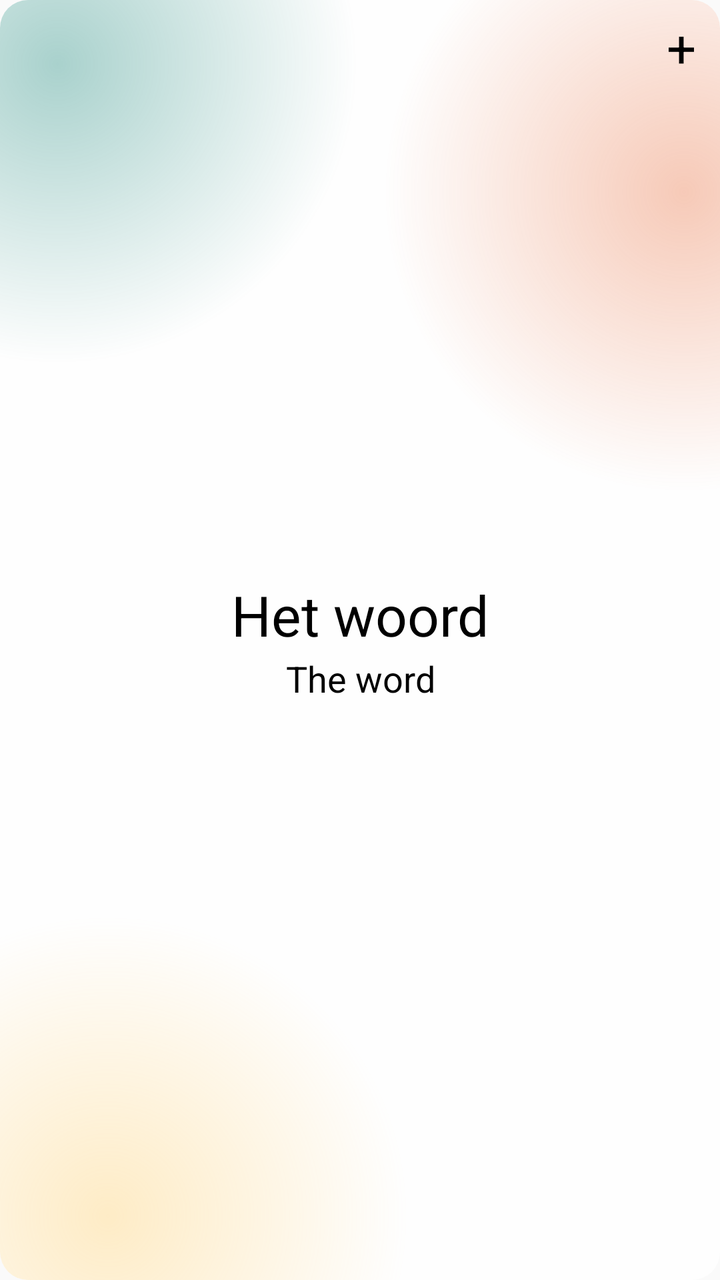
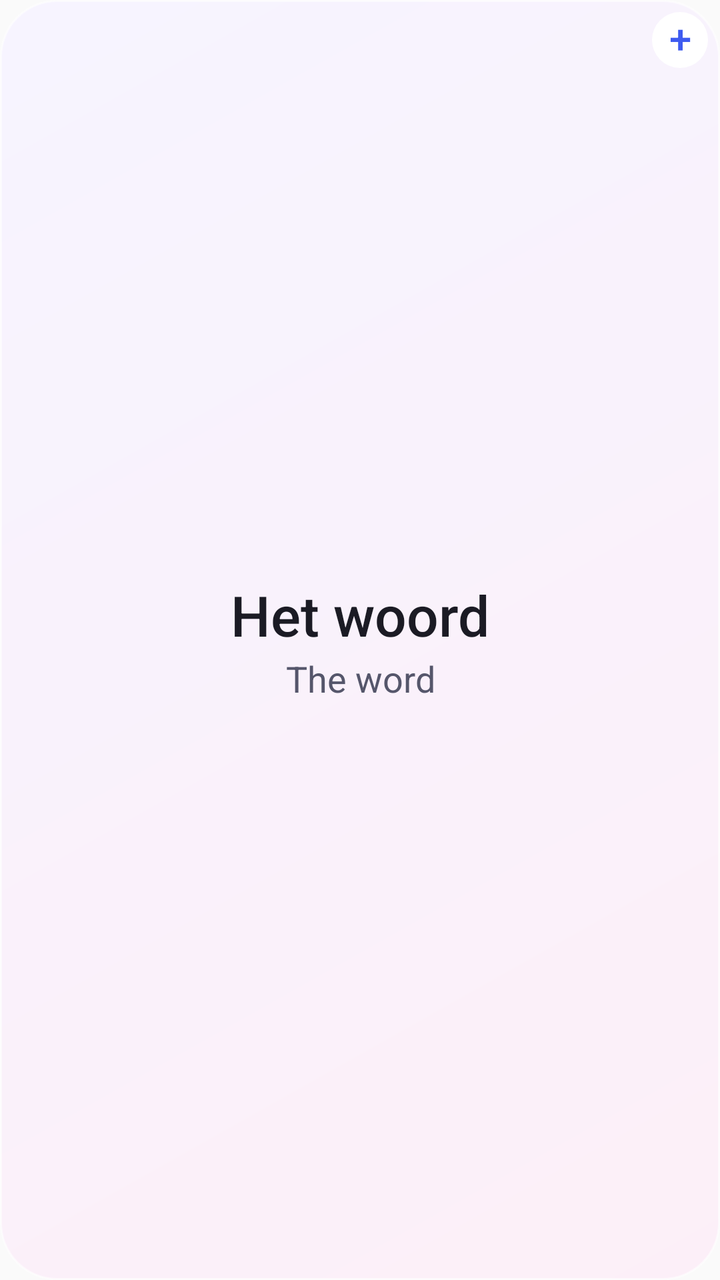

Two renders of the same Android screen: before a commit and after it. Below are the layout's source before the change and the commit's diff.
<!-- AndroidManifest.xml: application theme Theme.OneMinuteLanguage -->
<!-- res/layout/widget_layout.xml -->
<?xml version="1.0" encoding="utf-8"?>
<FrameLayout xmlns:android="http://schemas.android.com/apk/res/android"
    android:id="@+id/widget_root"
    android:layout_width="match_parent"
    android:layout_height="match_parent"
    android:padding="6dp"
    android:background="@drawable/widget_mesh_gradient">

    <ViewFlipper
        android:id="@+id/word_flipper"
        android:layout_width="match_parent"
        android:layout_height="match_parent"
        android:inAnimation="@anim/slide_up_in"
        android:outAnimation="@anim/slide_up_out"
        android:measureAllChildren="true">

        <LinearLayout
            android:layout_width="match_parent"
            android:layout_height="match_parent"
            android:orientation="vertical"
            android:gravity="center">

            <TextView
                android:id="@+id/article_a"
                android:layout_width="wrap_content"
                android:layout_height="wrap_content"
                android:layout_gravity="center_horizontal"
                android:layout_marginBottom="2dp"
                android:paddingHorizontal="8dp"
                android:paddingVertical="1dp"
                android:text=""
                android:textColor="@color/widget_tag_text"
                android:textSize="12sp"
                android:textStyle="bold"
                android:visibility="gone" />

            <TextView
                android:id="@+id/primary_text_a"
                android:layout_width="match_parent"
                android:layout_height="wrap_content"
                android:text="Het woord"
                android:textColor="@color/widget_text"
                android:textSize="28sp"
                android:gravity="center"
                android:textAlignment="center"
                android:maxLines="2"
                android:ellipsize="end"
                android:breakStrategy="simple"
                android:hyphenationFrequency="none" />

            <TextView
                android:id="@+id/secondary_text_a"
                android:layout_width="match_parent"
                android:layout_height="wrap_content"
                android:layout_marginTop="1dp"
                android:text="The word"
                android:textColor="@color/widget_text"
                android:textSize="18sp"
                android:gravity="center"
                android:textAlignment="center"
                android:maxLines="2"
                android:ellipsize="end"
                android:breakStrategy="simple"
                android:hyphenationFrequency="none" />
        </LinearLayout>

        <LinearLayout
            android:layout_width="match_parent"
            android:layout_height="match_parent"
            android:orientation="vertical"
            android:gravity="center">

            <TextView
                android:id="@+id/article_b"
                android:layout_width="wrap_content"
                android:layout_height="wrap_content"
                android:layout_gravity="center_horizontal"
                android:layout_marginBottom="2dp"
                android:paddingHorizontal="8dp"
                android:paddingVertical="1dp"
                android:text=""
                android:textColor="@color/widget_tag_text"
                android:textSize="12sp"
                android:textStyle="bold"
                android:visibility="gone" />

            <TextView
                android:id="@+id/primary_text_b"
                android:layout_width="match_parent"
                android:layout_height="wrap_content"
                android:text=""
                android:textColor="@color/widget_text"
                android:textSize="28sp"
                android:gravity="center"
                android:textAlignment="center"
                android:maxLines="2"
                android:ellipsize="end"
                android:breakStrategy="simple"
                android:hyphenationFrequency="none" />

            <TextView
                android:id="@+id/secondary_text_b"
                android:layout_width="match_parent"
                android:layout_height="wrap_content"
                android:layout_marginTop="1dp"
                android:text=""
                android:textColor="@color/widget_text"
                android:textSize="18sp"
                android:gravity="center"
                android:textAlignment="center"
                android:maxLines="2"
                android:ellipsize="end"
                android:breakStrategy="simple"
                android:hyphenationFrequency="none" />
        </LinearLayout>
    </ViewFlipper>

    <TextView
        android:id="@+id/btn_add_word"
        android:layout_width="wrap_content"
        android:layout_height="wrap_content"
        android:layout_gravity="top|end"
        android:paddingTop="0dp"
        android:paddingEnd="6dp"
        android:text="+"
        android:textColor="@color/widget_text"
        android:textSize="26sp" />

</FrameLayout>
<!-- resources referenced by this layout -->
<resources>
  <color name="widget_tag_text">#FFFFFFFF</color>
  <color name="widget_text">#FF000000</color>
  <!-- drawable widget_mesh_gradient (drawable) -->
  <?xml version="1.0" encoding="utf-8"?>
  <layer-list xmlns:android="http://schemas.android.com/apk/res/android">
  
      <item>
          <shape android:shape="rectangle">
              <solid android:color="@color/widget_background" />
              <corners android:radius="14dp" />
          </shape>
      </item>
  
      <item>
          <shape android:shape="rectangle">
              <corners android:radius="14dp" />
              <gradient
                  android:type="radial"
                  android:gradientRadius="150dp"
                  android:centerX="0.08"
                  android:centerY="0.05"
                  android:startColor="#5500796B"
                  android:endColor="#0000796B" />
          </shape>
      </item>
  
      <item>
          <shape android:shape="rectangle">
              <corners android:radius="14dp" />
              <gradient
                  android:type="radial"
                  android:gradientRadius="150dp"
                  android:centerX="0.95"
                  android:centerY="0.15"
                  android:startColor="#55E8622C"
                  android:endColor="#00E8622C" />
          </shape>
      </item>
  
      <item>
          <shape android:shape="rectangle">
              <corners android:radius="14dp" />
              <gradient
                  android:type="radial"
                  android:gradientRadius="150dp"
                  android:centerX="0.15"
                  android:centerY="0.95"
                  android:startColor="#55FFC857"
                  android:endColor="#00FFC857" />
          </shape>
      </item>
  
  </layer-list>
  <style name="Theme.OneMinuteLanguage" parent="android:Theme.Material.Light.NoActionBar" />
  <color name="widget_background">#CCFFFFFF</color>
</resources>

<!-- the commit's change to res/layout/widget_layout.xml (unified diff, before → after) -->
@@ -4,7 +4,7 @@
     android:layout_width="match_parent"
     android:layout_height="match_parent"
     android:padding="6dp"
-    android:background="@drawable/widget_mesh_gradient">
+    android:background="@drawable/widget_bg">
 
     <ViewFlipper
         android:id="@+id/word_flipper"
@@ -29,7 +29,7 @@
                 android:paddingHorizontal="8dp"
                 android:paddingVertical="1dp"
                 android:text=""
-                android:textColor="@color/widget_tag_text"
+                android:textColor="@color/widget_tag_de"
                 android:textSize="12sp"
                 android:textStyle="bold"
                 android:visibility="gone" />
@@ -40,6 +40,7 @@
                 android:layout_height="wrap_content"
                 android:text="Het woord"
                 android:textColor="@color/widget_text"
+                android:fontFamily="sans-serif-medium"
                 android:textSize="28sp"
                 android:gravity="center"
                 android:textAlignment="center"
@@ -54,7 +55,7 @@
                 android:layout_height="wrap_content"
                 android:layout_marginTop="1dp"
                 android:text="The word"
-                android:textColor="@color/widget_text"
+                android:textColor="@color/widget_text_secondary"
                 android:textSize="18sp"
                 android:gravity="center"
                 android:textAlignment="center"
@@ -79,7 +80,7 @@
                 android:paddingHorizontal="8dp"
                 android:paddingVertical="1dp"
                 android:text=""
-                android:textColor="@color/widget_tag_text"
+                android:textColor="@color/widget_tag_de"
                 android:textSize="12sp"
                 android:textStyle="bold"
                 android:visibility="gone" />
@@ -90,6 +91,7 @@
                 android:layout_height="wrap_content"
                 android:text=""
                 android:textColor="@color/widget_text"
+                android:fontFamily="sans-serif-medium"
                 android:textSize="28sp"
                 android:gravity="center"
                 android:textAlignment="center"
@@ -104,7 +106,7 @@
                 android:layout_height="wrap_content"
                 android:layout_marginTop="1dp"
                 android:text=""
-                android:textColor="@color/widget_text"
+                android:textColor="@color/widget_text_secondary"
                 android:textSize="18sp"
                 android:gravity="center"
                 android:textAlignment="center"
@@ -115,15 +117,19 @@
         </LinearLayout>
     </ViewFlipper>
 
+    
     <TextView
         android:id="@+id/btn_add_word"
-        android:layout_width="wrap_content"
-        android:layout_height="wrap_content"
+        android:layout_width="28dp"
+        android:layout_height="28dp"
         android:layout_gravity="top|end"
-        android:paddingTop="0dp"
-        android:paddingEnd="6dp"
+        android:background="@drawable/widget_add_bg"
+        android:gravity="center"
+        android:includeFontPadding="false"
         android:text="+"
-        android:textColor="@color/widget_text"
-        android:textSize="26sp" />
+        android:contentDescription="Add word"
+        android:fontFamily="sans-serif-medium"
+        android:textColor="@color/widget_accent"
+        android:textSize="20sp" />
 
 </FrameLayout>
<!-- resource entries referenced after the edit -->
@@ -1,59 +1,28 @@
 <!-- resources referenced by this layout -->
 <resources>
-  <color name="widget_tag_text">#FFFFFFFF</color>
-  <color name="widget_text">#FF000000</color>
-  <!-- drawable widget_mesh_gradient (drawable) -->
+  <color name="widget_accent">#FF3E5BF0</color>
+  <color name="widget_tag_de">#FF00897B</color>
+  <color name="widget_text">#FF1B1B24</color>
+  <color name="widget_text_secondary">#FF55566B</color>
+  <!-- drawable widget_add_bg (drawable) -->
   <?xml version="1.0" encoding="utf-8"?>
-  <layer-list xmlns:android="http://schemas.android.com/apk/res/android">
-  
-      <item>
-          <shape android:shape="rectangle">
-              <solid android:color="@color/widget_background" />
-              <corners android:radius="14dp" />
-          </shape>
-      </item>
-  
-      <item>
-          <shape android:shape="rectangle">
-              <corners android:radius="14dp" />
-              <gradient
-                  android:type="radial"
-                  android:gradientRadius="150dp"
-                  android:centerX="0.08"
-                  android:centerY="0.05"
-                  android:startColor="#5500796B"
-                  android:endColor="#0000796B" />
-          </shape>
-      </item>
-  
-      <item>
-          <shape android:shape="rectangle">
-              <corners android:radius="14dp" />
-              <gradient
-                  android:type="radial"
-                  android:gradientRadius="150dp"
-                  android:centerX="0.95"
-                  android:centerY="0.15"
-                  android:startColor="#55E8622C"
-                  android:endColor="#00E8622C" />
-          </shape>
-      </item>
-  
-      <item>
-          <shape android:shape="rectangle">
-              <corners android:radius="14dp" />
-              <gradient
-                  android:type="radial"
-                  android:gradientRadius="150dp"
-                  android:centerX="0.15"
-                  android:centerY="0.95"
-                  android:startColor="#55FFC857"
-                  android:endColor="#00FFC857" />
-          </shape>
-      </item>
-  
-  </layer-list>
+  <shape xmlns:android="http://schemas.android.com/apk/res/android" android:shape="oval">
+      <solid android:color="@color/widget_button" />
+  </shape>
+  <!-- drawable widget_bg (drawable) -->
+  <?xml version="1.0" encoding="utf-8"?>
+  <shape xmlns:android="http://schemas.android.com/apk/res/android" android:shape="rectangle">
+      <gradient
+          android:angle="315"
+          android:startColor="@color/widget_bg_start"
+          android:endColor="@color/widget_bg_end" />
+      <stroke android:width="1dp" android:color="@color/widget_edge" />
+      <corners android:radius="28dp" />
+  </shape>
   <style name="Theme.OneMinuteLanguage" parent="android:Theme.Material.Light.NoActionBar" />
-  <color name="widget_background">#CCFFFFFF</color>
+  <color name="widget_button">#FFFFFFFF</color>
+  <color name="widget_bg_start">#EBF6F3FF</color>
+  <color name="widget_bg_end">#EBFCEEF7</color>
+  <color name="widget_edge">#99FFFFFF</color>
 </resources>
 
